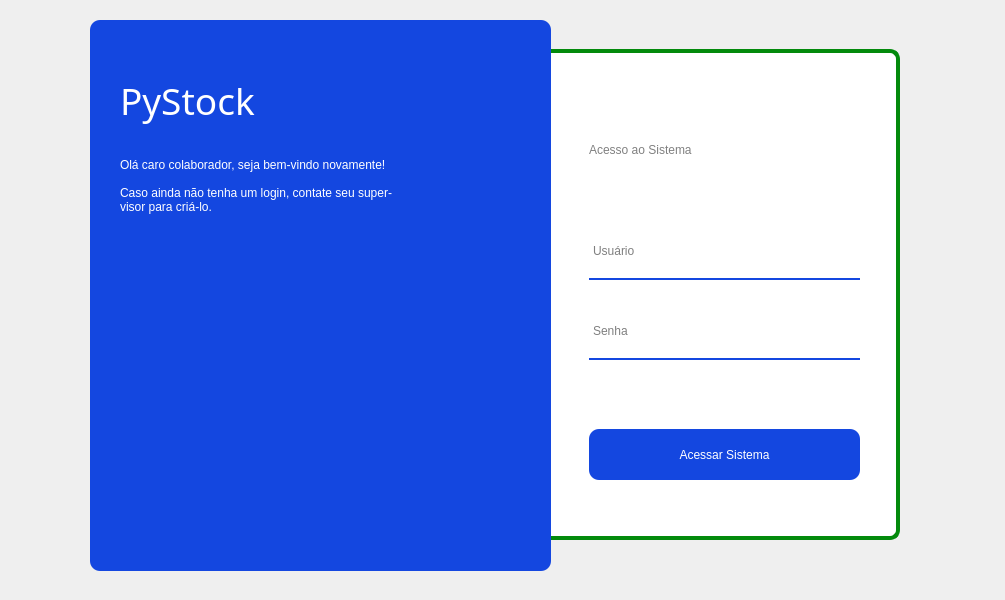
This is View/UI/FrmLogin.ui in GabrielPaivaM/PyStock_controle_de_estoque as Qt 5 draws it before an edit. The edited form follows.
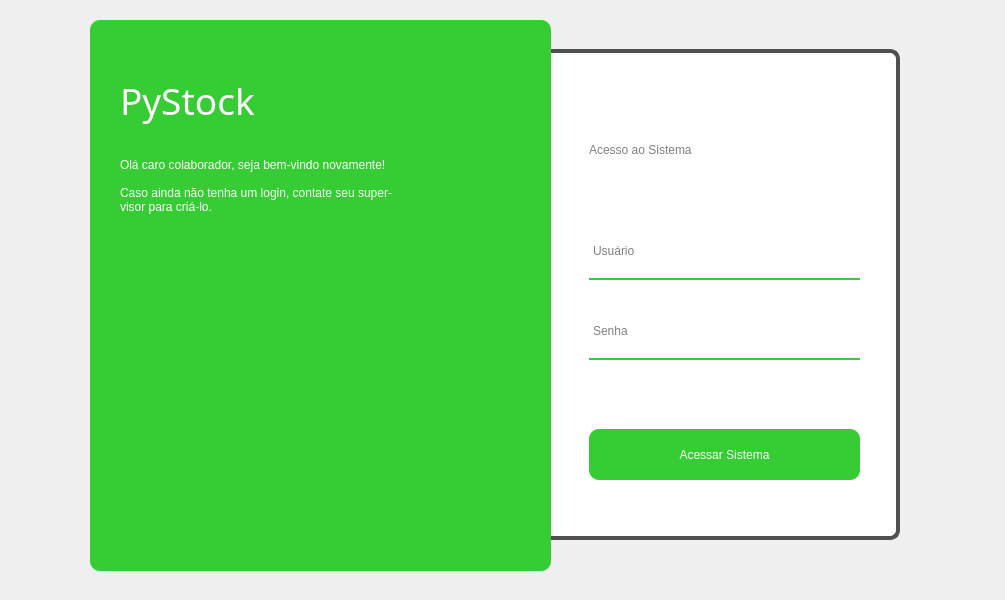
This is the edited form. Icons and pictures are not drawn.

Patch:
```diff
--- a/View/UI/FrmLogin.ui
+++ b/View/UI/FrmLogin.ui
@@ -24,7 +24,7 @@
      </rect>
     </property>
     <property name="styleSheet">
-     <string notr="true">background-color: rgb(20, 71, 224);
+     <string notr="true">background-color: rgb(54, 204, 51);
 border-radius: 10px;</string>
     </property>
     <property name="frameShape">
@@ -111,7 +111,7 @@
     <property name="styleSheet">
      <string notr="true">background-color: white;
 border-radius: 10px;
-border: 4px solid #038a0c;
+border: 4px solid #4F4F4F;
 color: white;
 font: 10pt &quot;Montserrat&quot;;
 </string>
@@ -152,7 +152,7 @@
      <property name="styleSheet">
       <string notr="true">background-color: rgba(0, 0 , 0, 0);
 border: 2px solid rgba(0,0,0,0);
-border-bottom-color: rgb(20, 71, 224);
+border-bottom-color: rgb(54, 204, 51);
 color: rgb(0,0,0);
 padding-bottom: 8px;
 border-radius: 0px;
@@ -174,7 +174,7 @@
      <property name="styleSheet">
       <string notr="true">background-color: rgba(0, 0 , 0, 0);
 border: 2px solid rgba(0,0,0,0);
-border-bottom-color: rgb(20, 71, 224);
+border-bottom-color: rgb(54, 204, 51);
 color: rgb(0,0,0);
 padding-bottom: 8px;
 border-radius: 0px;
@@ -202,7 +202,7 @@
      <property name="styleSheet">
       <string notr="true">QPushButton {
 border: 2px;
-background-color: rgb(20, 71, 224);
+background-color: rgb(54, 204, 51);
 }
 
 QPushButton:hover {
```
Left out of the diff: 2 changed lines with no effect on the pictures.
